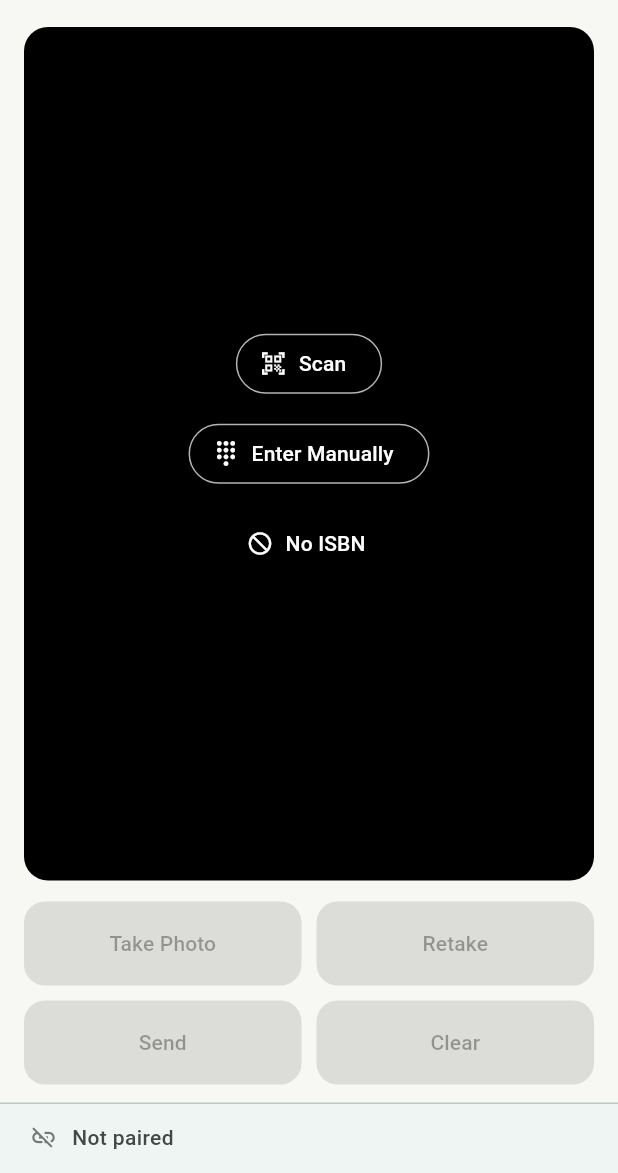
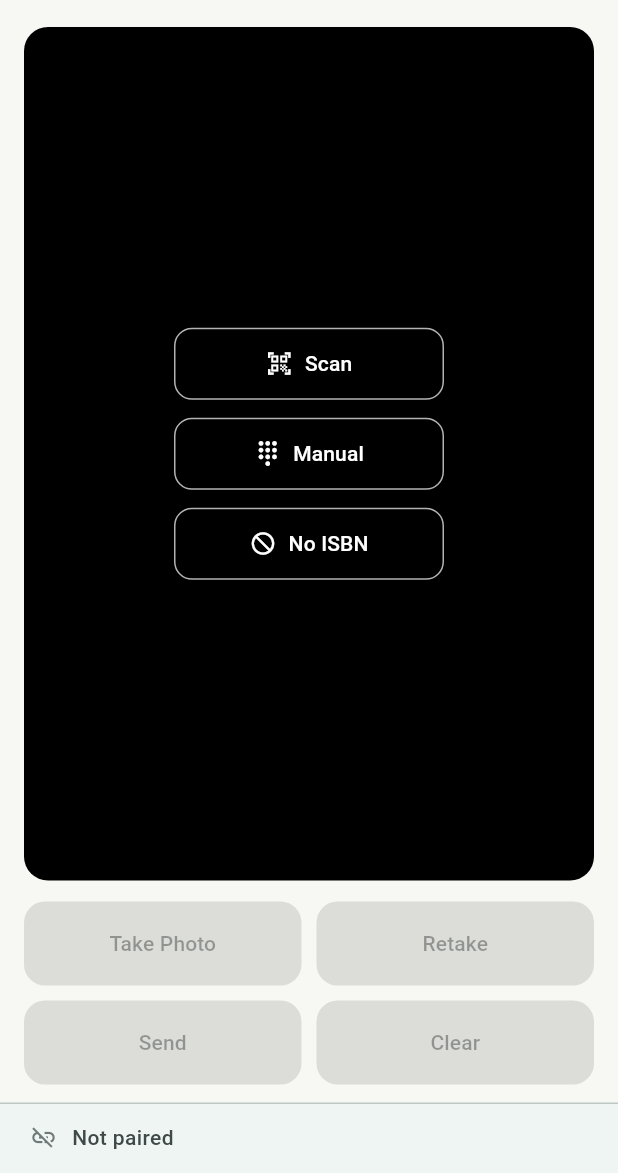
Before and after one commit to hectordoesgorug/BookLedger, a Flutter app: the screen it shows after launch, after a tap on "Single Entry", on a phone screen of 412 x 824 dp, the part 63-1236 px from its top. Run offline on Flutter 3.47's test engine with Material 3 defaults, Android fonts, the phone set to English and light mode, and no system bars; our stand-ins replace camera, flutter_secure_storage, permission_handler, share_plus; missing offline and left inert: mobile_scanner.

Commit message:
Polish capture choices and bulk guidance
Make the Single Entry identifier options consistent in size and style, clarify bulk early-finish instructions, and update widget tests for the revised labels and queue interactions.

```diff
--- a/mobile/lib/main.dart
+++ b/mobile/lib/main.dart
@@ -866,35 +866,39 @@ class _CaptureScreenState extends State<CaptureScreen>
       );
     }
     if (!_workflow.isbnChosen && !_workflow.photoCameraActive) {
+      final identifierStyle = OutlinedButton.styleFrom(
+        foregroundColor: Colors.white,
+        side: const BorderSide(color: Colors.white70),
+        minimumSize: const Size(0, 48),
+        padding: const EdgeInsets.symmetric(horizontal: 16, vertical: 12),
+        shape: RoundedRectangleBorder(borderRadius: BorderRadius.circular(12)),
+      );
       return Center(
         child: SingleChildScrollView(
           child: Padding(
             padding: const EdgeInsets.all(20),
+            child: SizedBox(
+              width: 180,
               child: Column(
+                crossAxisAlignment: CrossAxisAlignment.stretch,
                 mainAxisSize: MainAxisSize.min,
                 children: [
                   OutlinedButton.icon(
-                  style: OutlinedButton.styleFrom(
-                    foregroundColor: Colors.white,
-                    side: const BorderSide(color: Colors.white70),
-                  ),
+                    style: identifierStyle,
                     onPressed: () => unawaited(_openScanner()),
                     icon: const Icon(Icons.qr_code_scanner),
                     label: const Text('Scan'),
                   ),
                   const SizedBox(height: 12),
                   OutlinedButton.icon(
-                  style: OutlinedButton.styleFrom(
-                    foregroundColor: Colors.white,
-                    side: const BorderSide(color: Colors.white70),
-                  ),
+                    style: identifierStyle,
                     onPressed: () => unawaited(_openManualIsbn()),
                     icon: const Icon(Icons.dialpad),
-                  label: const Text('Enter Manually'),
+                    label: const Text('Manual'),
                   ),
                   const SizedBox(height: 12),
-                TextButton.icon(
-                  style: TextButton.styleFrom(foregroundColor: Colors.white),
+                  OutlinedButton.icon(
+                    style: identifierStyle,
                     onPressed: () {
                       _workflow.chooseNoIsbn();
                     },
@@ -903,11 +907,14 @@ class _CaptureScreenState extends State<CaptureScreen>
                   ),
                   if (_workflow.changingIdentifier)
                     TextButton(
-                    style: TextButton.styleFrom(foregroundColor: Colors.white),
+                      style: TextButton.styleFrom(
+                        foregroundColor: Colors.white,
+                      ),
                       onPressed: _workflow.cancelIdentifierChange,
                       child: const Text('Cancel change'),
                     ),
                 ],
+              ),
             ),
           ),
         ),
--- a/mobile/lib/settings/about_screen.dart
+++ b/mobile/lib/settings/about_screen.dart
@@ -81,7 +81,7 @@ class AboutScreen extends StatelessWidget {
           ]),
           _section(context, 'Single Entry', [
             _steps(context, [
-              'Choose Single Entry, then scan an ISBN, enter it manually, or choose No ISBN.',
+              'Choose Single Entry, then choose Scan, Manual, or No ISBN.',
               'Take a cover photograph, then review it. Change corrects the identifier while keeping the photo; canceling Retake restores the previous photo.',
               'When connected, choose Send and keep the app open until the desktop acknowledges receipt.',
               'Complete the book details in the desktop form. A successful transfer sends the capture; cataloging happens on the desktop.',
@@ -91,7 +91,7 @@ class AboutScreen extends StatelessWidget {
             _steps(context, [
               'Choose Bulk Entry and select a queue size from 5 to 20.',
               'For each book, scan or enter its ISBN (or choose No ISBN), photograph the cover, then choose Queue. Scanning starts automatically for the next book when capacity remains.',
-              'The queue shows how many captures are ready. At capacity, choose Send. To send fewer, cancel the next scanner and hold Queue to finish the batch early.',
+              'The queue shows how many captures are ready. At capacity, choose Send. To send fewer, close the next ISBN scanner with its X button, then hold Queue to finish the batch early. Holding Queue is unavailable during scanning or an unfinished capture.',
               'Choose Send and keep the app open for the desktop acknowledgement. Unacknowledged captures remain available for retry.',
               'Complete each received book in the desktop form. The queue does not provide per-entry removal.',
             ]),
```
Also changed, not shown: 2 other files. Lines whose indentation alone changed are shown as unchanged.
